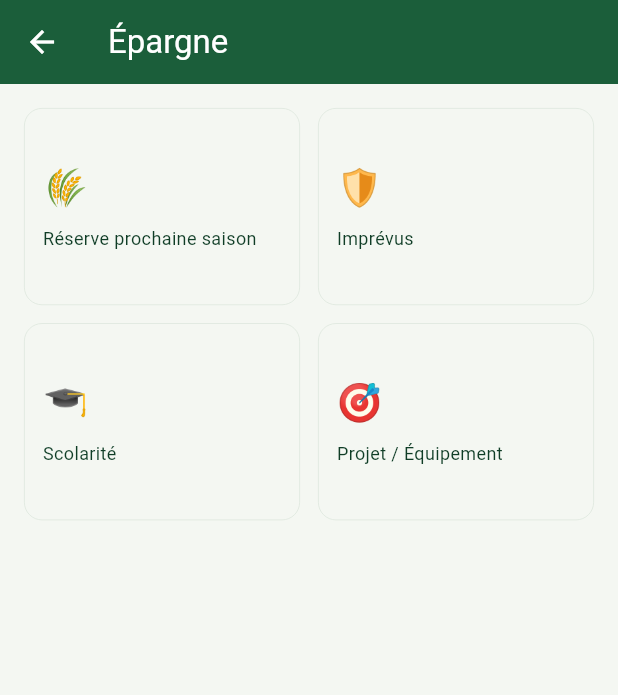
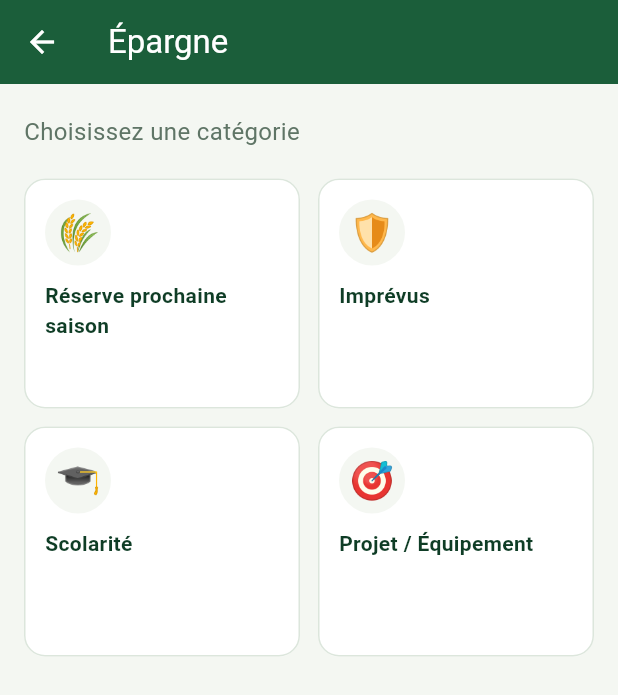
Before and after one commit to Cjaoh/MicfroFinanace_Tantsaha, a Flutter app: the ChooseCategoryScreen screen opened directly, on a phone screen of 412 x 824 dp. Shown: the top 695 px of the screen. Run offline on Flutter 3.47's test engine with Material 3 defaults, Android fonts, the phone set to English and light mode, and no system bars; our stand-ins replace sqflite; accounts and stored records are empty.

Commit message:
transaction/choose_category_screen.dart

```diff
--- a/lib/screens/transaction/choose_category_screen.dart
+++ b/lib/screens/transaction/choose_category_screen.dart
@@ -16,46 +16,101 @@ class ChooseCategoryScreen extends StatelessWidget {
 
     return Scaffold(
       appBar: AppBar(title: Text(libelleType(type))),
-      body: GridView.builder(
+      body: Column(
+        crossAxisAlignment: CrossAxisAlignment.start,
+        children: [
+          // Texte provisoire : sera remplacé par une clé ARB à l'étape D.
+          const Padding(
+            padding: EdgeInsets.fromLTRB(16, 20, 16, 4),
+            child: Text(
+              'Choisissez une catégorie',
+              style: TextStyle(fontSize: 16, color: AppColors.mutedText),
+            ),
+          ),
+          Expanded(
+            child: GridView.builder(
               padding: const EdgeInsets.all(16),
               gridDelegate: const SliverGridDelegateWithFixedCrossAxisCount(
                 crossAxisCount: 2,
-          childAspectRatio: 1.4,
+                childAspectRatio: 1.2,
                 crossAxisSpacing: 12,
                 mainAxisSpacing: 12,
               ),
               itemCount: categories.length,
               itemBuilder: (context, index) {
                 final categorie = categories[index];
-          return InkWell(
-            borderRadius: BorderRadius.circular(12),
+                return _CategoryCard(
+                  category: categorie,
                   onTap: () => Navigator.push(
                     context,
                     MaterialPageRoute(
-                builder: (_) => TransactionDetailScreen(type: type, category: categorie),
+                      builder: (_) => TransactionDetailScreen(
+                        type: type,
+                        category: categorie,
                       ),
-            ),
-            child: Container(
-              padding: const EdgeInsets.all(12),
-              decoration: BoxDecoration(
-                color: AppColors.primaryPale,
-                borderRadius: BorderRadius.circular(12),
-                border: Border.all(color: AppColors.borderColor, width: 0.5),
-              ),
-              child: Column(
-                mainAxisAlignment: MainAxisAlignment.center,
-                crossAxisAlignment: CrossAxisAlignment.start,
-                children: [
-                  Text(categorie.icon, style: const TextStyle(fontSize: 24)),
-                  const SizedBox(height: 8),
-                  Text(categorie.label,
-                      style: const TextStyle(fontSize: 12, color: AppColors.accentText)),
-                ],
                     ),
                   ),
                 );
               },
             ),
+          ),
+        ],
+      ),
     );
   }
 }
+
+/// Carte d'une catégorie : icône en haut, libellé dessous, toujours alignés.
+class _CategoryCard extends StatelessWidget {
+  final CategoryDefinition category;
+  final VoidCallback onTap;
+
+  const _CategoryCard({required this.category, required this.onTap});
+
+  @override
+  Widget build(BuildContext context) {
+    const radius = BorderRadius.all(Radius.circular(14));
+
+    // Material + InkWell : l'effet de pression reste visible sur la carte.
+    return Material(
+      color: AppColors.white,
+      shape: const RoundedRectangleBorder(
+        borderRadius: radius,
+        side: BorderSide(color: AppColors.borderColor),
+      ),
+      child: InkWell(
+        borderRadius: radius,
+        onTap: onTap,
+        child: Padding(
+          padding: const EdgeInsets.all(14),
+          child: Column(
+            crossAxisAlignment: CrossAxisAlignment.start,
+            children: [
+              Container(
+                width: 44,
+                height: 44,
+                alignment: Alignment.center,
+                decoration: const BoxDecoration(
+                  color: AppColors.primaryPale,
+                  shape: BoxShape.circle,
+                ),
+                child: Text(category.icon, style: const TextStyle(fontSize: 24)),
+              ),
+              const SizedBox(height: 10),
+              Text(
+                category.label,
+                maxLines: 2,
+                overflow: TextOverflow.ellipsis,
+                style: const TextStyle(
+                  fontSize: 14,
+                  fontWeight: FontWeight.w600,
+                  color: AppColors.accentText,
+                ),
+              ),
+            ],
+          ),
+        ),
+      ),
+    );
+  }
+}
```
Lines whose indentation alone changed are shown as unchanged.
